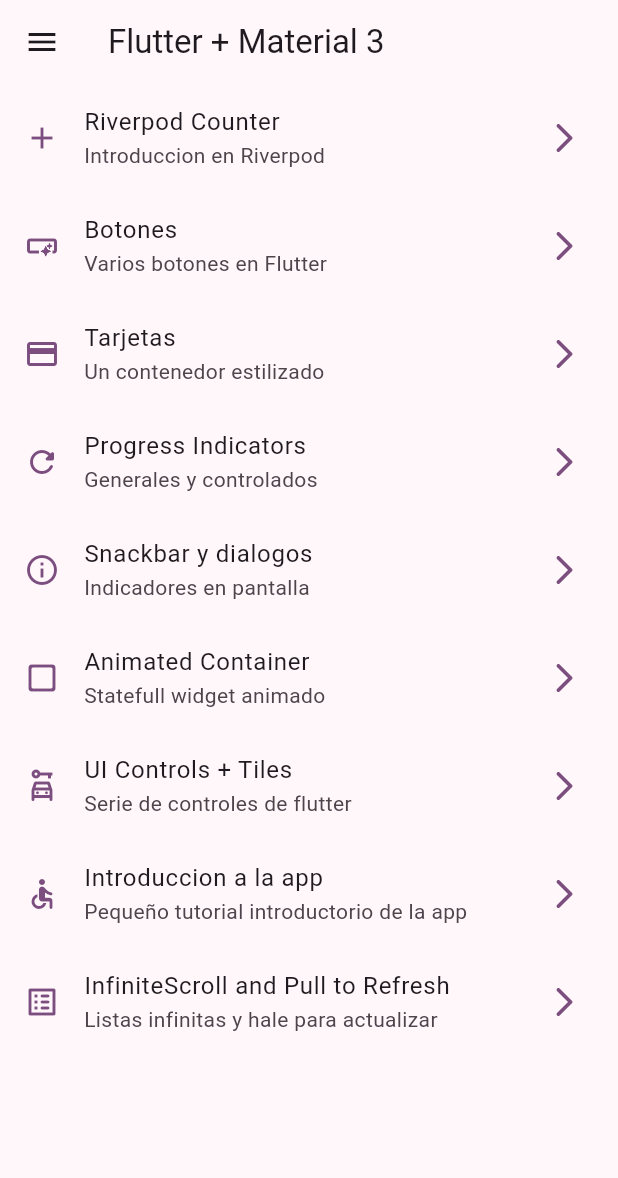
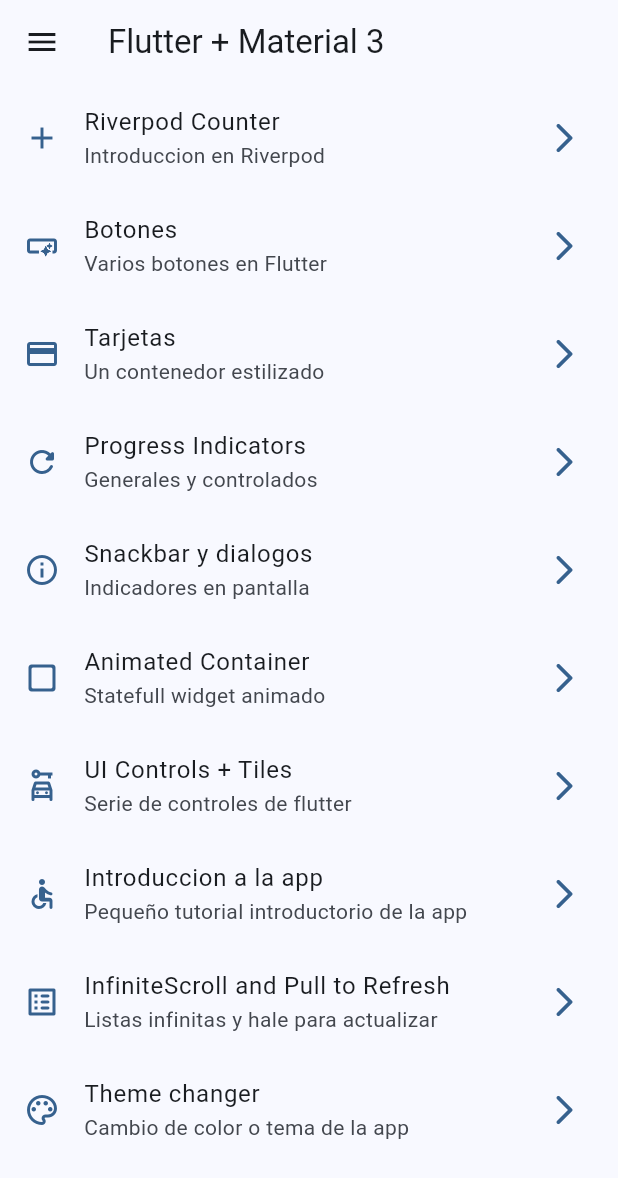
Before and after one commit to Zetien/widgetsappz, a Flutter app: the screen it shows after launch, on a phone screen of 412 x 824 dp. Shown: the top 1178 px of the screen. Run offline on Flutter 3.47's test engine with Material 3 defaults, Android fonts, the phone set to English and light mode, and no system bars; our stand-ins replace animate_do, flutter_riverpod, go_router.

Commit message:
seleccion de color y themas con riverpod

```diff
--- a/lib/config/menu/memu_items.dart
+++ b/lib/config/menu/memu_items.dart
@@ -74,5 +74,11 @@ const appMenuItems = <MenuItem>[
     link: '/infinite',
     icon: Icons.list_alt_rounded
   ),
+   MenuItem(
+    title: 'Theme changer',
+    subTitle: 'Cambio de color o tema de la app',
+    link: '/theme-changer',
+    icon: Icons.color_lens_outlined
+  ),
 
 ];
--- a/lib/config/router/app_router.dart
+++ b/lib/config/router/app_router.dart
@@ -60,6 +60,11 @@ final appRouter = GoRouter(
       name: CounterScreen.name,
       builder: (context, state) => const CounterScreen(),
     ),
+       GoRoute(
+      path: '/theme-changer',
+      name: ThemeChangerScreen.name,
+      builder: (context, state) => const ThemeChangerScreen(),
+    ),
 
   ]
 );
--- a/lib/config/theme/app_theme.dart
+++ b/lib/config/theme/app_theme.dart
@@ -13,20 +13,19 @@ const colorList = <Color>[
   Colors.indigo,
 ];
 
-
 class AppTheme {
   final int selectedColor;
+  final bool isDarkmode;
 
-  AppTheme({this.selectedColor = 0
-  }): assert(selectedColor>=0, 'Selected color must be greater then 0'),
-      assert(selectedColor < colorList.length,
-        'Selected color must be less or equal than ${colorList.length -1}');
+  AppTheme({this.selectedColor = 0,
+  this.isDarkmode = false})
+      : assert(selectedColor >= 0, 'Selected color must be greater then 0'),
+        assert(selectedColor < colorList.length,
+            'Selected color must be less or equal than ${colorList.length - 1}');
 
   ThemeData getTheme() => ThemeData(
-    useMaterial3: true,
-    colorSchemeSeed: colorList [selectedColor],
-    appBarTheme: const AppBarTheme(
-      centerTitle: false
-    )
-  );
+      useMaterial3: true,
+      brightness: isDarkmode ? Brightness.dark : Brightness.light,
+      colorSchemeSeed: colorList[selectedColor],
+      appBarTheme: const AppBarTheme(centerTitle: false));
 }
--- a/lib/main.dart
+++ b/lib/main.dart
@@ -2,21 +2,25 @@ import 'package:flutter/material.dart';
 import 'package:flutter_riverpod/flutter_riverpod.dart';
 import 'package:widgets_app/config/router/app_router.dart';
 import 'package:widgets_app/config/theme/app_theme.dart';
+import 'package:widgets_app/presentation/providers/theme_provider.dart';
 
 void main() {
   runApp(const ProviderScope(child: MainApp()));
 }
 
-class MainApp extends StatelessWidget {
+class MainApp extends ConsumerWidget {
   const MainApp({super.key});
 
   @override
-  Widget build(BuildContext context) {
+  Widget build(BuildContext context, ref) {
+    final isDarkmode = ref.watch(isDarkModeProvider);
+    final selectedColor = ref.watch(selectedIndexColorProvider);
     return MaterialApp.router(
       title: 'Flutter Widgets',
       routerConfig: appRouter,
       debugShowCheckedModeBanner: false,
-      theme: AppTheme(selectedColor: 4).getTheme(),
+      theme:
+          AppTheme(selectedColor: selectedColor, isDarkmode: isDarkmode).getTheme(),
     );
   }
 }
--- a/lib/presentation/providers/theme_provider.dart
+++ b/lib/presentation/providers/theme_provider.dart
@@ -1,3 +1,11 @@
 import 'package:flutter_riverpod/flutter_riverpod.dart';
+import 'package:widgets_app/config/theme/app_theme.dart';
 
+//listado de colores inmutable
+final colorListProvider = Provider((ref) => colorList);
+
+//Un simple booleano
 final isDarkModeProvider = StateProvider((ref) => false);
+
+//un simple int
+final selectedIndexColorProvider = StateProvider((ref) => 0);
--- a/lib/presentation/screens/screens.dart
+++ b/lib/presentation/screens/screens.dart
@@ -1,3 +1,4 @@
+export 'package:widgets_app/presentation/screens/theme_changer/theme_changer_screen.dart';
 export 'package:widgets_app/presentation/screens/animated/animated_screen.dart';
 export 'package:widgets_app/presentation/screens/app_tutorial/app_tutorial.dart';
 export 'package:widgets_app/presentation/screens/buttons/buttons_screen.dart';
```
Also changed, not shown: lib/presentation/screens/theme_changer/theme_changer_screen.dart (added, +56 -0 lines).
